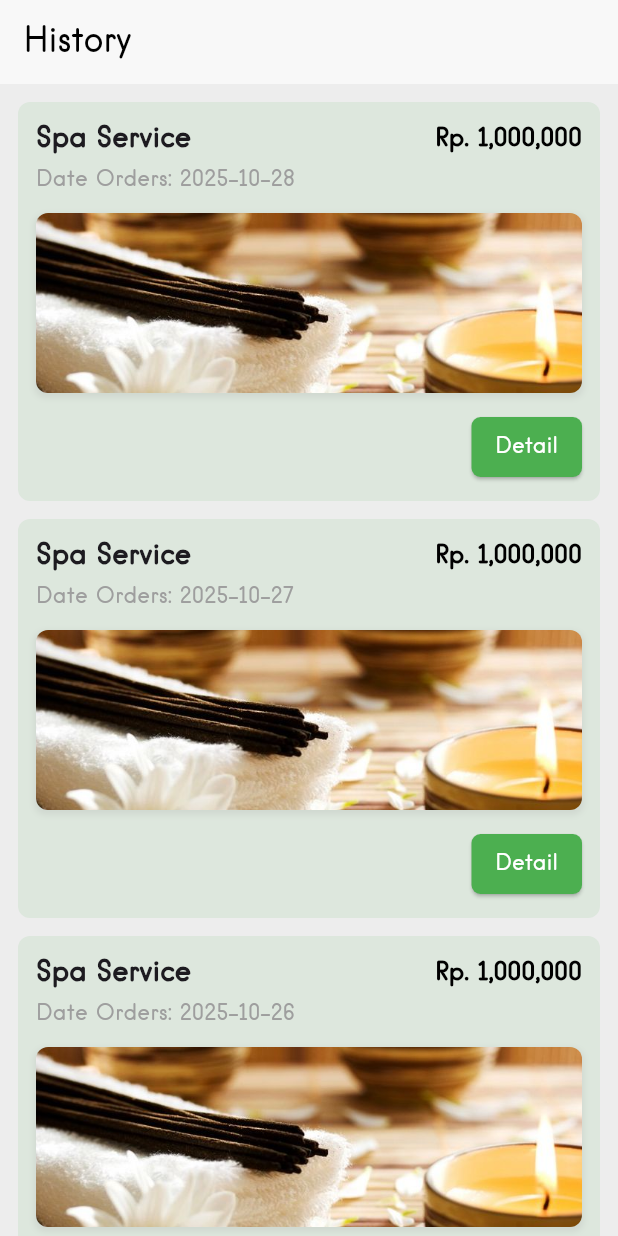
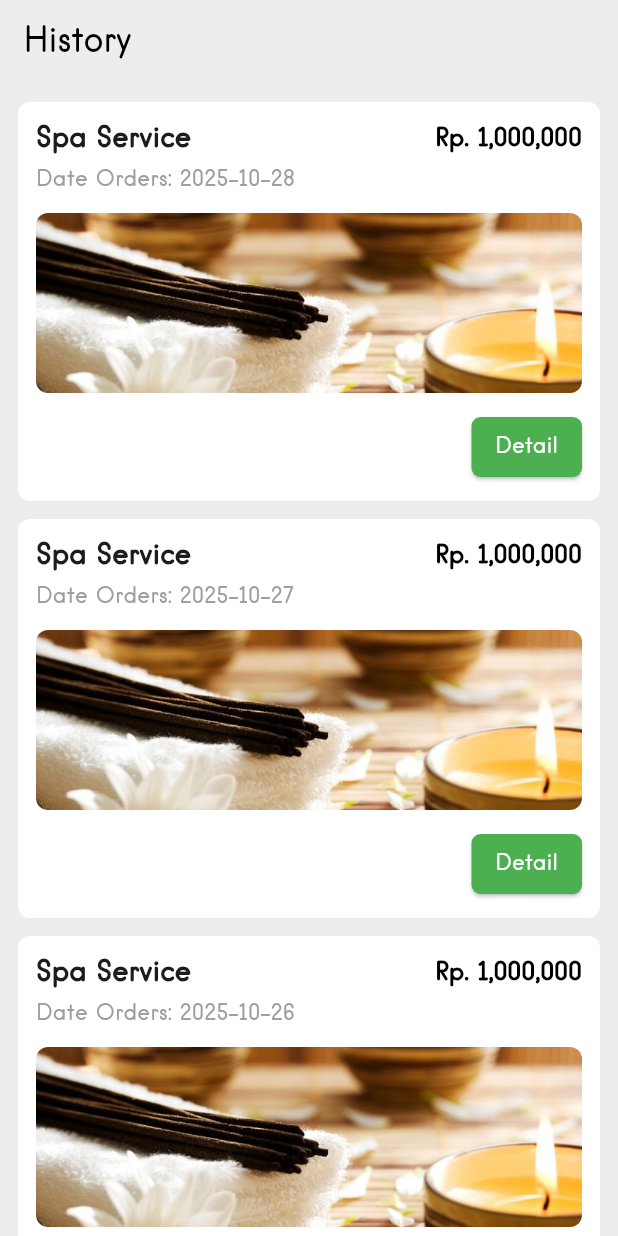
Before and after one commit to fauz2323/royal_spa_mobile, a Flutter app: the HistoryView screen opened directly, on a phone screen of 412 x 824 dp. Run offline on Flutter 3.47's test engine with Material 3 defaults, Android fonts, the phone set to English and light mode, and no system bars; our stand-ins replace bloc, flutter_bloc, flutter_secure_storage, freezed_annotation, google_fonts; accounts and stored records are empty.

Commit message:
Add History view and update navigation. Implemented HistoryView, modified routing in RouteUtils, and added navigation to History from Home and Profile views.

```diff
--- a/lib/utils/route_utils.dart
+++ b/lib/utils/route_utils.dart
@@ -1,6 +1,7 @@
 import 'package:flutter/material.dart';
 import 'package:royal_spa_garden_mobile/views/about/about_view.dart';
 import 'package:royal_spa_garden_mobile/views/edit_profile/edit_profile_view.dart';
+import 'package:royal_spa_garden_mobile/views/history/history_view.dart';
 import 'package:royal_spa_garden_mobile/views/home/home_view.dart';
 import 'package:royal_spa_garden_mobile/views/login/login_view.dart';
 import 'package:royal_spa_garden_mobile/views/profile/profile_view.dart';
@@ -20,5 +21,6 @@ class RouteUtils {
     '/about': (context) => const AboutView(),
     '/edit_profile': (context) => const EditProfileView(),
     '/qna': (context) => const QnaView(),
+    '/history': (context) => const HistoryView(),
   };
 }
--- a/lib/views/history/history_view.dart
+++ b/lib/views/history/history_view.dart
@@ -8,7 +8,7 @@ class HistoryView extends StatelessWidget {
     return Scaffold(
       appBar: AppBar(
         title: const Text('History'),
-        backgroundColor: const Color(0xfff8f8f8),
+        backgroundColor: Colors.transparent,
         foregroundColor: Colors.black,
         elevation: 0,
         automaticallyImplyLeading: false,
@@ -21,7 +21,7 @@ class HistoryView extends StatelessWidget {
             margin: const EdgeInsets.only(bottom: 12),
             padding: const EdgeInsets.all(12),
             decoration: BoxDecoration(
-              color: const Color(0xFF4CAF50).withOpacity(0.1),
+              color: Colors.white,
               borderRadius: BorderRadius.circular(8),
             ),
             child: Column(
@@ -61,14 +61,6 @@ class HistoryView extends StatelessWidget {
                   height: 120,
                   decoration: BoxDecoration(
                     borderRadius: BorderRadius.circular(8),
-                    boxShadow: [
-                      BoxShadow(
-                        color: Colors.grey.withOpacity(0.2),
-                        spreadRadius: 1,
-                        blurRadius: 3,
-                        offset: const Offset(0, 2),
-                      ),
-                    ],
                   ),
                   child: ClipRRect(
                     borderRadius: BorderRadius.circular(8),
--- a/lib/views/home_screen/home_screen_view.dart
+++ b/lib/views/home_screen/home_screen_view.dart
@@ -65,9 +65,12 @@ class HomeScreenView extends StatelessWidget {
                             title: "Leader Board",
                             icon: Icons.leaderboard_rounded,
                           ),
-                          const BottonIconWidget(
+                          BottonIconWidget(
                             title: "History",
                             icon: Icons.history_rounded,
+                            onTap: () {
+                              Navigator.pushNamed(context, '/history');
+                            },
                           )
                         ],
                       ),
--- a/lib/views/profile/profile_view.dart
+++ b/lib/views/profile/profile_view.dart
@@ -139,6 +139,7 @@ class ProfileView extends StatelessWidget {
             subtitle: 'View your past appointments',
             onTap: () {
               // Navigate to booking history
+              Navigator.pushNamed(context, '/history');
             },
           ),
           _buildDivider(),
--- a/lib/widget/service_card_widget.dart
+++ b/lib/widget/service_card_widget.dart
@@ -15,10 +15,7 @@ class ServiceCardWidget extends StatelessWidget {
       child: Container(
         margin: const EdgeInsets.all(7),
         decoration: BoxDecoration(
-            borderRadius: BorderRadius.circular(15),
-            color: Colors.green.withValues(
-              alpha: 0.1,
-            )),
+            borderRadius: BorderRadius.circular(15), color: Colors.white),
         child: Column(
           children: [
             ClipRRect(
```
